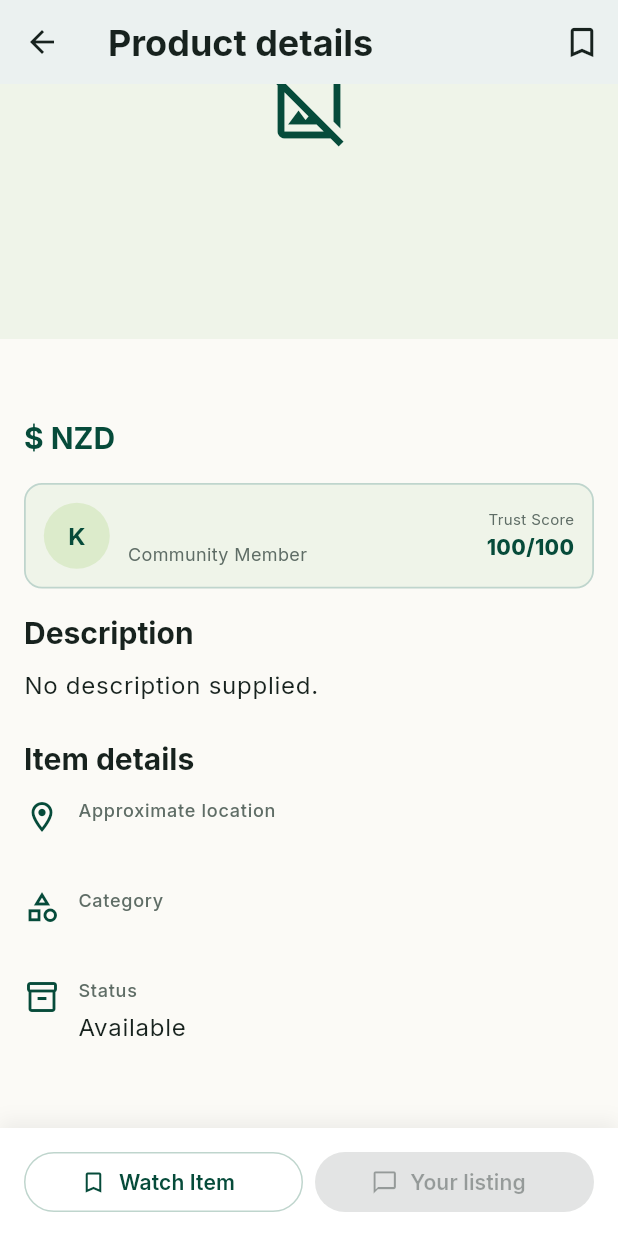
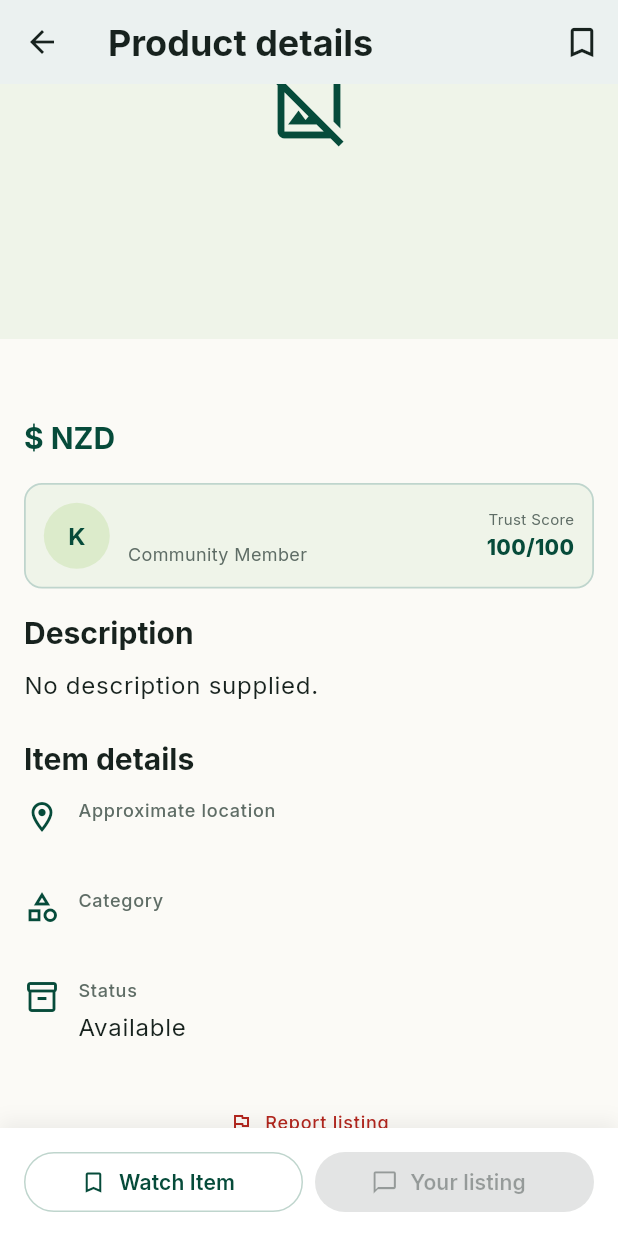
Before and after one commit to KiwiShare-Team/KiwiShare, a Flutter app: the ProductDetailScreen screen opened directly with empty values, scrolled down 139 dp, on a phone screen of 412 x 824 dp. Run offline on Flutter 3.47's test engine with Material 3 defaults, Android fonts, the phone set to English and light mode, and no system bars; our stand-ins replace firebase_core, firebase_remote_config, flutter_map, geocoding, geolocator, go_router and 6 more; accounts and stored records are empty; network calls fail.

Commit message:
feat(report): add product detail report entry (#99)
Add a compact report action to the approved product detail screen and verify that it opens the existing report form.

```diff
--- a/mobile/lib/views/products/product_detail_screen.dart
+++ b/mobile/lib/views/products/product_detail_screen.dart
@@ -10,6 +10,7 @@ import '../../providers/watchlist_provider.dart';
 import '../../repositories/chat_repository.dart';
 import '../../theme/app_theme.dart';
 import '../auth/login_view.dart';
+import '../profile/report_screen.dart';
 
 class ProductDetailScreen extends StatefulWidget {
   final ItemModel? item;
@@ -131,6 +132,12 @@ class _ProductDetailScreenState extends State<ProductDetailScreen> {
         ),
       ),
     );
+  }
+
+  void _openReportForm() {
+    Navigator.of(
+      context,
+    ).push(MaterialPageRoute<void>(builder: (_) => const ReportScreen()));
   }
 
   @override
@@ -319,6 +326,24 @@ class _ProductDetailScreenState extends State<ProductDetailScreen> {
                           label: 'Sustainability',
                           value: 'Pre-loved item',
                         ),
+                      const SizedBox(height: AppSpacing.md),
+                      Center(
+                        child: TextButton.icon(
+                          key: const Key('detail-report-listing-button'),
+                          onPressed: _openReportForm,
+                          style: TextButton.styleFrom(
+                            foregroundColor: AppColors.error,
+                            minimumSize: const Size(48, 48),
+                            padding: const EdgeInsets.symmetric(
+                              horizontal: AppSpacing.sm,
+                            ),
+                            textStyle: Theme.of(context).textTheme.labelSmall
+                                ?.copyWith(fontWeight: FontWeight.w500),
+                          ),
+                          icon: const Icon(Icons.flag_outlined, size: 16),
+                          label: const Text('Report listing'),
+                        ),
+                      ),
                     ],
                   ),
                 ),
```
Also changed, not shown: 1 other file.
